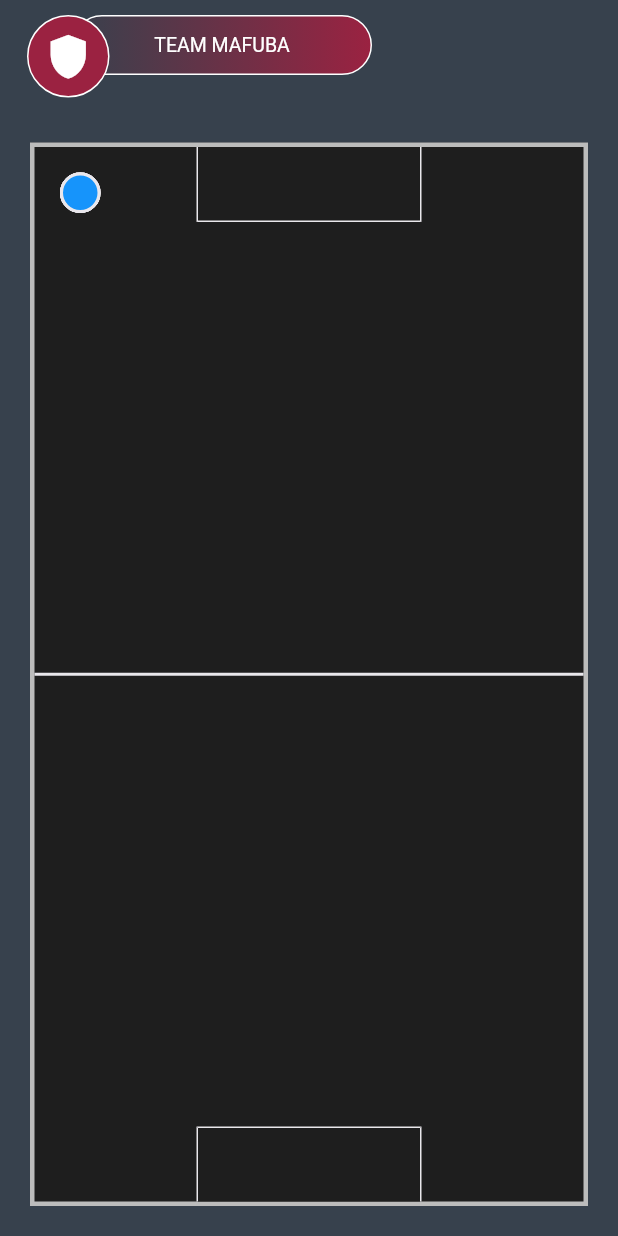
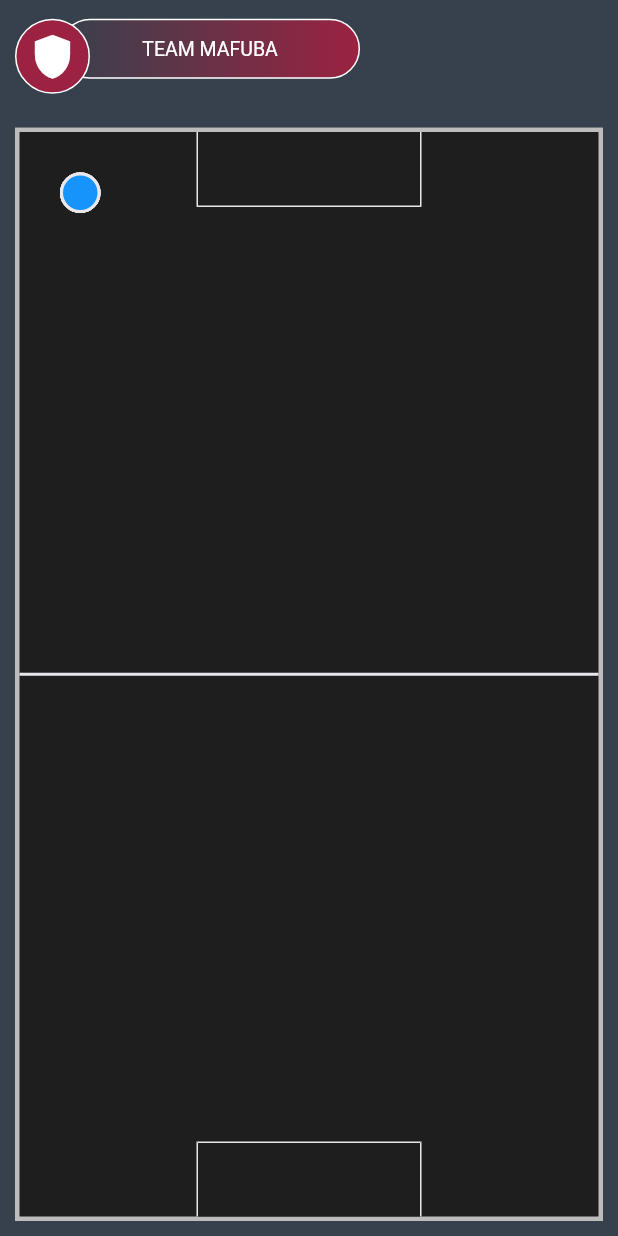
Before and after one commit to Gut333/picaditos_app, a Flutter app: the screen it shows after launch, on a phone screen of 412 x 824 dp. Run offline on Flutter 3.47's test engine with Material 2 defaults, Android fonts, the phone set to English and light mode, and no system bars.

Commit message:
Cambios minimos
se actualizo el tamagno de la cancha y la position del AppBar

```diff
--- a/lib/main.dart
+++ b/lib/main.dart
@@ -66,7 +66,7 @@ class _HomePageState extends State<HomePage> {
         child: Row(
           mainAxisAlignment: MainAxisAlignment.start,
           children: [
-            const SizedBox(width: 10,),
+            const SizedBox(width: 2,),
             _circleAppBar(),
 
           ],
@@ -112,8 +112,8 @@ class _HomePageState extends State<HomePage> {
           ),
 
           Container(
-          height: 55,
-          width: 55,
+          height: 50,
+          width: 50,
           decoration: BoxDecoration(
             color: const Color.fromARGB(255, 155, 34, 65),
             borderRadius: const BorderRadius.all(Radius.circular(40)),
--- a/lib/src/ui/components/soccer_arena_component.dart
+++ b/lib/src/ui/components/soccer_arena_component.dart
@@ -8,7 +8,7 @@ class SoccerField extends StatelessWidget {
   Widget build(BuildContext context) {
     return SafeArea(
       child: Padding(
-        padding: const EdgeInsets.all(20.0),
+        padding: const EdgeInsets.all(10.0),
         child: Container(
           color: const Color.fromARGB(255, 30, 30, 30),
           child: Stack(
```
